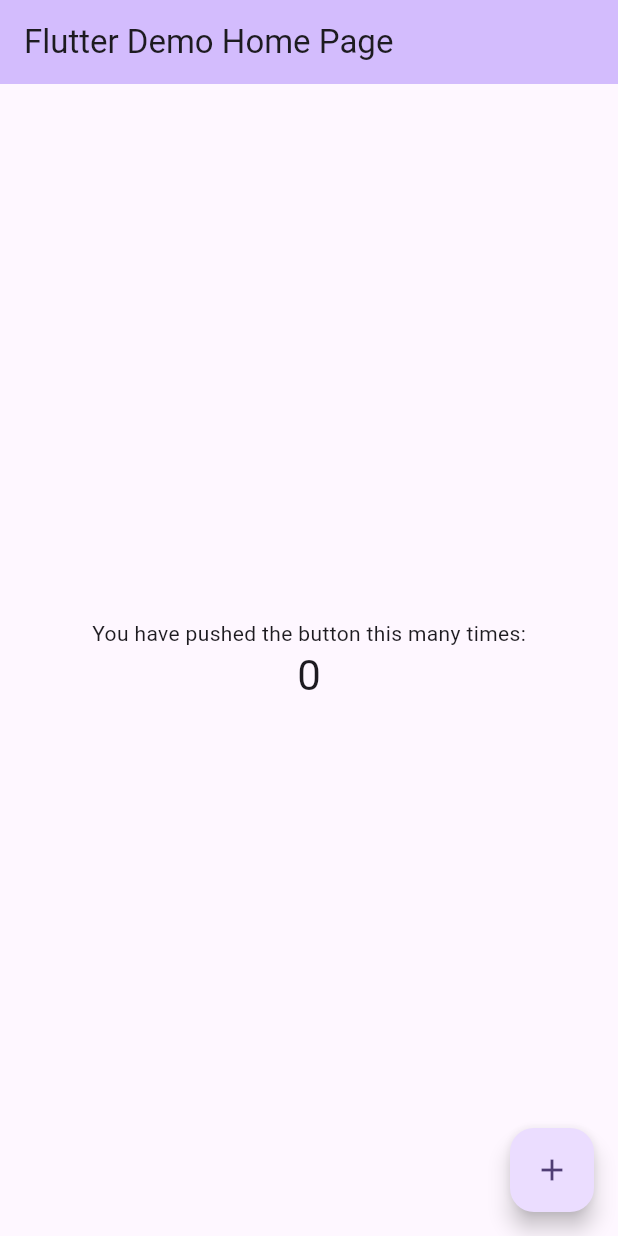
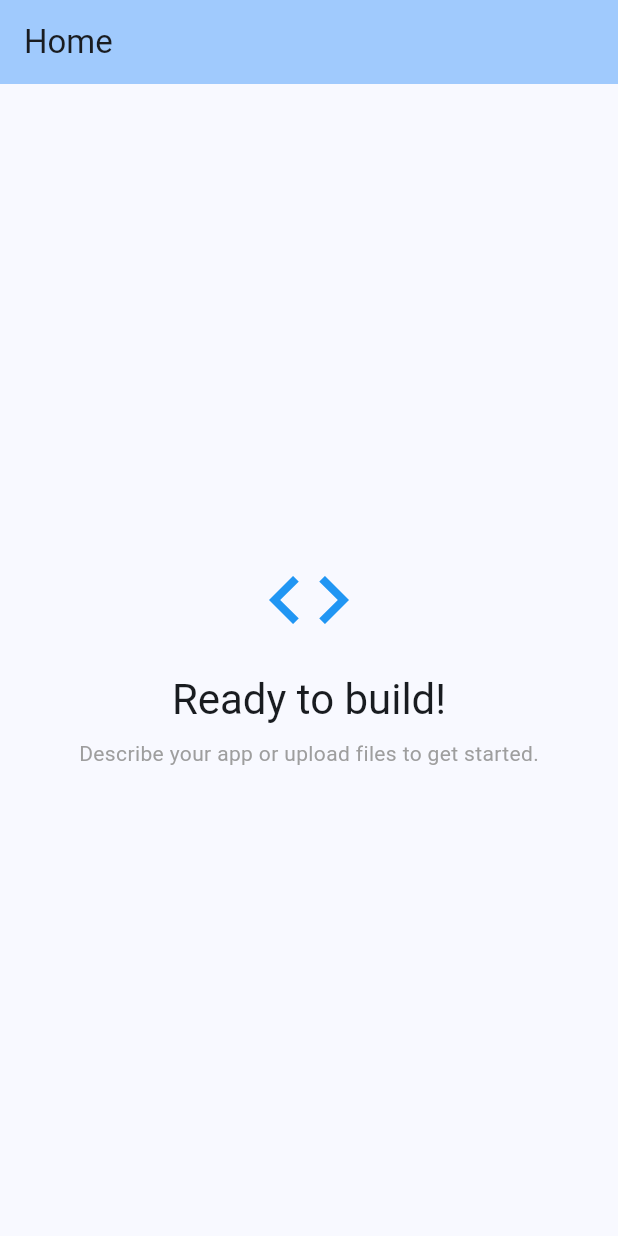
Before and after one commit to could-ai/019b082a-cd9c-7900-986b-a7d4ae784ed1, a Flutter app: the screen it shows after launch, on a phone screen of 412 x 824 dp. Run offline on Flutter 3.47's test engine with Material 3 defaults, Android fonts, the phone set to English and light mode, and no system bars.

Commit message:
Replaced the default Counter App template with a clean 'Home' screen to serve as a fresh starting point for the new project.

```diff
--- a/usr/lib/main.dart
+++ b/usr/lib/main.dart
@@ -7,117 +7,51 @@ void main() {
 class MyApp extends StatelessWidget {
   const MyApp({super.key});
 
-  // This widget is the root of your application.
   @override
   Widget build(BuildContext context) {
     return MaterialApp(
-      title: 'Flutter Demo',
+      title: 'My Flutter App',
       debugShowCheckedModeBanner: false,
       theme: ThemeData(
-        // This is the theme of your application.
-        //
-        // TRY THIS: Try running your application with "flutter run". You'll see
-        // the application has a purple toolbar. Then, without quitting the app,
-        // try changing the seedColor in the colorScheme below to Colors.green
-        // and then invoke "hot reload" (save your changes or press the "hot
-        // reload" button in a Flutter-supported IDE, or press "r" if you used
-        // the command line to start the app).
-        //
-        // Notice that the counter didn't reset back to zero; the application
-        // state is not lost during the reload. To reset the state, use hot
-        // restart instead.
-        //
-        // This works for code too, not just values: Most code changes can be
-        // tested with just a hot reload.
-        colorScheme: ColorScheme.fromSeed(seedColor: Colors.deepPurple),
+        colorScheme: ColorScheme.fromSeed(seedColor: Colors.blue),
+        useMaterial3: true,
       ),
       initialRoute: '/',
       routes: {
-        '/': (context) => const MyHomePage(title: 'Flutter Demo Home Page'),
+        '/': (context) => const HomeScreen(),
       },
     );
   }
 }
 
-class MyHomePage extends StatefulWidget {
-  const MyHomePage({super.key, required this.title});
-
-  // This widget is the home page of your application. It is stateful, meaning
-  // that it has a State object (defined below) that contains fields that affect
-  // how it looks.
-
-  // This class is the configuration for the state. It holds the values (in this
-  // case the title) provided by the parent (in this case the App widget) and
-  // used by the build method of the State. Fields in a Widget subclass are
-  // always marked "final".
-
-  final String title;
-
-  @override
-  State<MyHomePage> createState() => _MyHomePageState();
-}
-
-class _MyHomePageState extends State<MyHomePage> {
-  int _counter = 0;
-
-  void _incrementCounter() {
-    setState(() {
-      // This call to setState tells the Flutter framework that something has
-      // changed in this State, which causes it to rerun the build method below
-      // so that the display can reflect the updated values. If we changed
-      // _counter without calling setState(), then the build method would not be
-      // called again, and so nothing would appear to happen.
-      _counter++;
-    });
-  }
+class HomeScreen extends StatelessWidget {
+  const HomeScreen({super.key});
 
   @override
   Widget build(BuildContext context) {
-    // This method is rerun every time setState is called, for instance as done
-    // by the _incrementCounter method above.
-    //
-    // The Flutter framework has been optimized to make rerunning build methods
-    // fast, so that you can just rebuild anything that needs updating rather
-    // than having to individually change instances of widgets.
     return Scaffold(
       appBar: AppBar(
-        // TRY THIS: Try changing the color here to a specific color (to
-        // Colors.amber, perhaps?) and trigger a hot reload to see the AppBar
-        // change color while the other colors stay the same.
+        title: const Text('Home'),
         backgroundColor: Theme.of(context).colorScheme.inversePrimary,
-        // Here we take the value from the MyHomePage object that was created by
-        // the App.build method, and use it to set our appbar title.
-        title: Text(widget.title),
       ),
       body: Center(
-        // Center is a layout widget. It takes a single child and positions it
-        // in the middle of the parent.
         child: Column(
-          // Column is also a layout widget. It takes a list of children and
-          // arranges them vertically. By default, it sizes itself to fit its
-          // children horizontally, and tries to be as tall as its parent.
-          //
-          // Column has various properties to control how it sizes itself and
-          // how it positions its children. Here we use mainAxisAlignment to
-          // center the children vertically; the main axis here is the vertical
-          // axis because Columns are vertical (the cross axis would be
-          // horizontal).
-          //
-          // TRY THIS: Invoke "debug painting" (choose the "Toggle Debug Paint"
-          // action in the IDE, or press "p" in the console), to see the
-          // wireframe for each widget.
           mainAxisAlignment: MainAxisAlignment.center,
-          children: <Widget>[
-            const Text('You have pushed the button this many times:'),
-            Text('$_counter', style: Theme.of(context).textTheme.headlineMedium),
+          children: [
+            const Icon(Icons.code, size: 64, color: Colors.blue),
+            const SizedBox(height: 16),
+            Text(
+              'Ready to build!',
+              style: Theme.of(context).textTheme.headlineMedium,
+            ),
+            const SizedBox(height: 8),
+            const Text(
+              'Describe your app or upload files to get started.',
+              style: TextStyle(color: Colors.grey),
+            ),
           ],
         ),
       ),
-      floatingActionButton: FloatingActionButton(
-        onPressed: _incrementCounter,
-        tooltip: 'Increment',
-        child: const Icon(Icons.add),
-      ), // This trailing comma makes auto-formatting nicer for build methods.
     );
   }
 }
```
